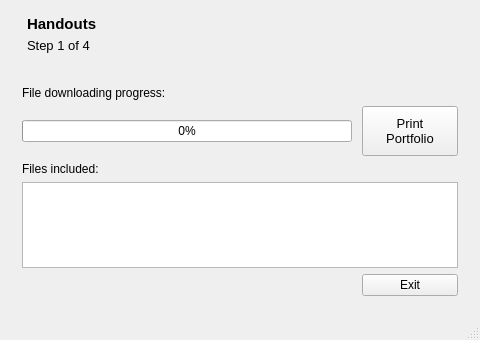
Qt form portfolio/ui/mainwindow.ui (manutorres/pernambuco) before a commit.
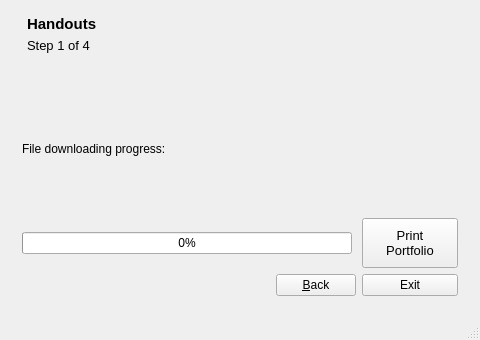
The same form after that commit. The open tabs and pages were chosen to show the change. Icons and pictures are not drawn.

Commit message: Ultimos cambios pedidos por Carlos

Diff of the .ui file:
```diff
--- a/portfolio/ui/mainwindow.ui
+++ b/portfolio/ui/mainwindow.ui
@@ -143,7 +143,7 @@
        </size>
       </property>
       <property name="currentIndex">
-       <number>3</number>
+       <number>1</number>
       </property>
       <widget class="QWidget" name="page">
        <layout class="QGridLayout" name="gridLayout_4">
@@ -342,7 +342,8 @@
            </font>
           </property>
           <property name="text">
-           <string>Please enter your user information. You have to login in order to continue.</string>
+           <string>Your computer must be connected to the internet for this program to work.
+Please enter your user information. You have to login in order to continue.</string>
           </property>
          </widget>
         </item>
@@ -799,7 +800,7 @@
       </widget>
       <widget class="QWidget" name="page_3">
        <layout class="QGridLayout" name="gridLayout">
-        <item row="6" column="5">
+        <item row="6" column="6">
          <widget class="QPushButton" name="btnExit_3">
           <property name="font">
            <font>
@@ -824,7 +825,7 @@
           </property>
          </spacer>
         </item>
-        <item row="6" column="4">
+        <item row="6" column="5">
          <widget class="QPushButton" name="btnNext_3">
           <property name="font">
            <font>
@@ -836,7 +837,7 @@
           </property>
          </widget>
         </item>
-        <item row="4" column="1" colspan="5">
+        <item row="4" column="1" colspan="6">
          <widget class="QTreeWidget" name="treeWidgetFiles">
           <property name="selectionMode">
            <enum>QAbstractItemView::NoSelection</enum>
@@ -848,7 +849,7 @@
           </column>
          </widget>
         </item>
-        <item row="3" column="1" colspan="5">
+        <item row="3" column="1" colspan="6">
          <widget class="QLabel" name="label_5">
           <property name="sizePolicy">
            <sizepolicy hsizetype="Preferred" vsizetype="Preferred">
@@ -875,23 +876,18 @@
           </property>
          </widget>
         </item>
+        <item row="6" column="4">
+         <widget class="QPushButton" name="btnBack_3">
+          <property name="text">
+           <string>&amp;Back</string>
+          </property>
+         </widget>
+        </item>
        </layout>
       </widget>
       <widget class="QWidget" name="page_4">
        <layout class="QGridLayout" name="gridLayout_2">
-        <item row="0" column="0">
-         <widget class="QLabel" name="label_6">
-          <property name="font">
-           <font>
-            <family>Arial</family>
-           </font>
-          </property>
-          <property name="text">
-           <string>File downloading progress:</string>
-          </property>
-         </widget>
-        </item>
-        <item row="1" column="0">
+        <item row="2" column="0">
          <widget class="QProgressBar" name="progressBar">
           <property name="minimumSize">
            <size>
@@ -910,67 +906,7 @@
           </property>
          </widget>
         </item>
-        <item row="2" column="0">
-         <spacer name="verticalSpacer">
-          <property name="orientation">
-           <enum>Qt::Vertical</enum>
-          </property>
-          <property name="sizeHint" stdset="0">
-           <size>
-            <width>20</width>
-            <height>40</height>
-           </size>
-          </property>
-         </spacer>
-        </item>
-        <item row="3" column="0">
-         <widget class="QLabel" name="label_7">
-          <property name="font">
-           <font>
-            <family>Arial</family>
-           </font>
-          </property>
-          <property name="text">
-           <string>Files included:</string>
-          </property>
-         </widget>
-        </item>
-        <item row="4" column="0" colspan="3">
-         <widget class="QListWidget" name="listWidgetOutputStatus">
-          <property name="minimumSize">
-           <size>
-            <width>332</width>
-            <height>0</height>
-           </size>
-          </property>
-          <property name="maximumSize">
-           <size>
-            <width>16777215</width>
-            <height>16777215</height>
-           </size>
-          </property>
-          <property name="selectionMode">
-           <enum>QAbstractItemView::NoSelection</enum>
-          </property>
-          <property name="selectionBehavior">
-           <enum>QAbstractItemView::SelectRows</enum>
-          </property>
-         </widget>
-        </item>
-        <item row="5" column="0">
-         <spacer name="verticalSpacer_2">
-          <property name="orientation">
-           <enum>Qt::Vertical</enum>
-          </property>
-          <property name="sizeHint" stdset="0">
-           <size>
-            <width>20</width>
-            <height>40</height>
-           </size>
-          </property>
-         </spacer>
-        </item>
-        <item row="1" column="2">
+        <item row="2" column="2">
          <widget class="QPushButton" name="btnPrint">
           <property name="sizePolicy">
            <sizepolicy hsizetype="Minimum" vsizetype="Fixed">
@@ -1008,7 +944,7 @@
           </property>
          </widget>
         </item>
-        <item row="5" column="2">
+        <item row="3" column="2">
          <widget class="QPushButton" name="btnExit_4">
           <property name="maximumSize">
            <size>
@@ -1026,18 +962,24 @@
           </property>
          </widget>
         </item>
-        <item row="1" column="1">
-         <spacer name="horizontalSpacer_9">
-          <property name="orientation">
-           <enum>Qt::Horizontal</enum>
+        <item row="1" column="0">
+         <widget class="QLabel" name="label_6">
+          <property name="font">
+           <font>
+            <family>Arial</family>
+           </font>
           </property>
-          <property name="sizeHint" stdset="0">
-           <size>
-            <width>40</width>
-            <height>20</height>
-           </size>
+          <property name="text">
+           <string>File downloading progress:</string>
           </property>
-         </spacer>
+         </widget>
+        </item>
+        <item row="3" column="1">
+         <widget class="QPushButton" name="btnBack_4">
+          <property name="text">
+           <string>&amp;Back</string>
+          </property>
+         </widget>
         </item>
        </layout>
       </widget>
```
The commit also changes 2 other files.
